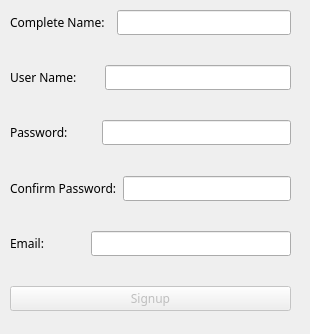
AlirezaM02/AP_Project, file signup.ui: the form before one commit.
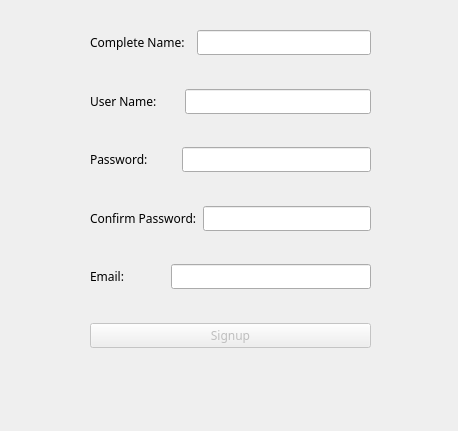
The form after the commit.

Diff of the .ui file:
```diff
--- a/signup.ui
+++ b/signup.ui
@@ -6,8 +6,8 @@
    <rect>
     <x>0</x>
     <y>0</y>
-    <width>310</width>
-    <height>334</height>
+    <width>458</width>
+    <height>431</height>
    </rect>
   </property>
   <property name="windowTitle">
@@ -16,10 +16,10 @@
   <widget class="QWidget" name="layoutWidget">
    <property name="geometry">
     <rect>
-     <x>10</x>
-     <y>10</y>
+     <x>90</x>
+     <y>30</y>
      <width>281</width>
-     <height>301</height>
+     <height>318</height>
     </rect>
    </property>
    <property name="font">
```
